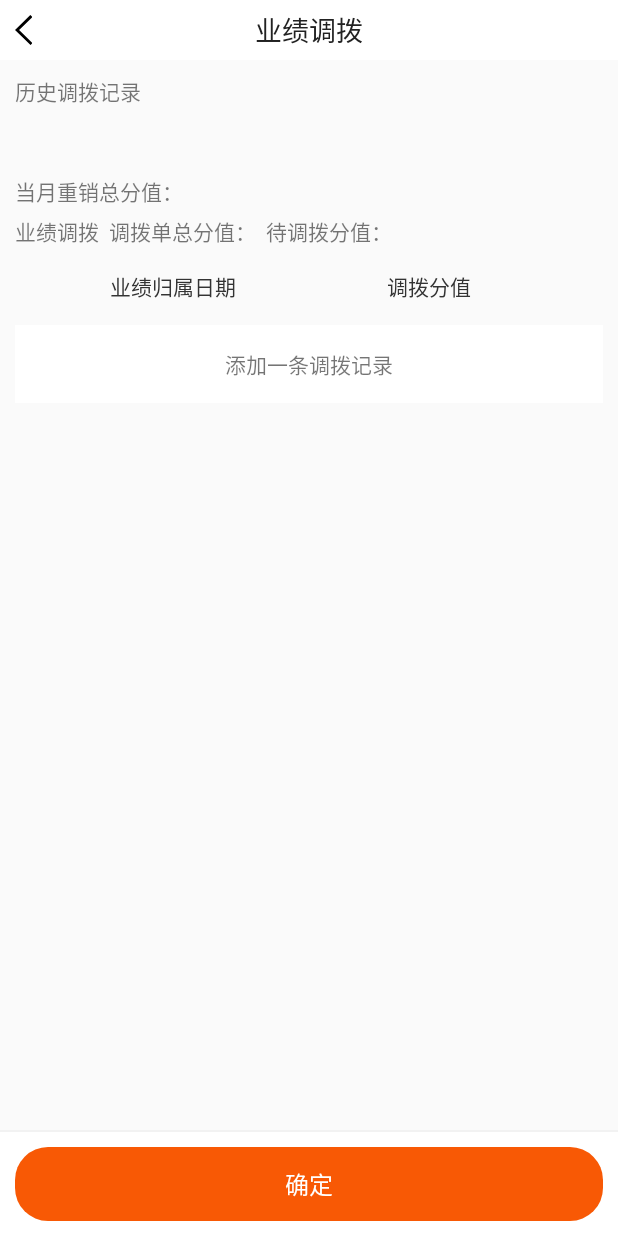
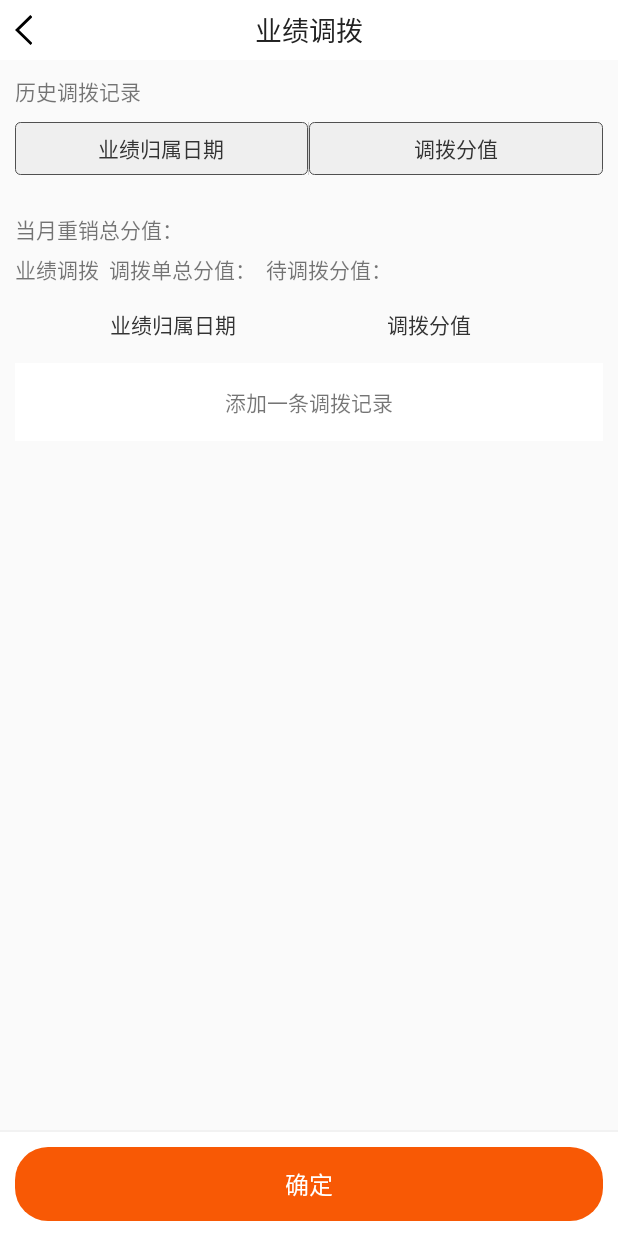
Before and after one commit to lilinkun/mt, an Android app: the layout activity_point.xml on its own in the app's theme, with its tools: preview values and no code run, on a phone screen of 412 x 824 dp. Run offline under Robolectric (Android 15) with nearby library versions, the light colour scheme and no system bars.

Commit message:
家中改

```diff
--- a/app/src/main/java/com/mingtai/mt/activity/OrderSureActivity.java
+++ b/app/src/main/java/com/mingtai/mt/activity/OrderSureActivity.java
@@ -189,6 +189,7 @@ public class OrderSureActivity extends BaseActivity implements OrderSureContract
             bundle.putString(MingtaiUtil.ORDERSN, msg);
             bundle.putString(MingtaiUtil.WHERE, "goods");
             bundle.putInt("point", Integer.valueOf(customPriceBean.getPoint()));
+            bundle.putString(MingtaiUtil.USERNAME, addressBean.getUserName());
             UiHelper.launcherForResultBundle(this, PointActivity.class, 0x0987, bundle);
         }else {
 
--- a/app/src/main/java/com/mingtai/mt/activity/PointActivity.java
+++ b/app/src/main/java/com/mingtai/mt/activity/PointActivity.java
@@ -24,6 +24,7 @@ import com.mingtai.mt.entity.TiaoboBean;
 import com.mingtai.mt.entity.TiaoboHistoryBean;
 import com.mingtai.mt.presenter.PointPresenter;
 import com.mingtai.mt.ui.XcyDatePicker;
+import com.mingtai.mt.util.Eyes;
 import com.mingtai.mt.util.MingtaiUtil;
 import com.mingtai.mt.util.UiHelper;
 
@@ -73,8 +74,8 @@ public class PointActivity extends BaseActivity implements PointContract {
     @Override
     public void initEventAndData() {
 
+        Eyes.setStatusBarWhiteColor(this, getResources().getColor(R.color.white));
         pointPresenter.onCreate(this,this);
-
 
         integral = getIntent().getBundleExtra(MingtaiUtil.TYPEID).getInt("point");
         orderSn = getIntent().getBundleExtra(MingtaiUtil.TYPEID).getString(MingtaiUtil.ORDERSN);
--- a/app/src/main/res/layout/activity_point.xml
+++ b/app/src/main/res/layout/activity_point.xml
@@ -57,12 +57,48 @@
         android:text="历史调拨记录"/>
 
 
+    <LinearLayout
+        android:layout_width="match_parent"
+        android:layout_height="35dp"
+        android:layout_marginLeft="@dimen/margin_10"
+        android:layout_marginRight="@dimen/margin_10"
+        android:orientation="horizontal">
+
+
+        <TextView
+            android:layout_width="0dp"
+            android:layout_height="match_parent"
+            android:gravity="center"
+            android:focusable="false"
+            android:layout_weight="1"
+            android:text="业绩归属日期"
+            android:textColor="@color/black_333333"
+            android:background="@drawable/edit_background"/>
+
+        <View
+            android:layout_width="0.5dp"
+            android:layout_height="match_parent"
+            android:background="@color/line"/>
+
+        <TextView
+            android:layout_width="0dp"
+            android:layout_height="match_parent"
+            android:gravity="center"
+            android:focusable="false"
+            android:text="调拨分值"
+            android:textColor="@color/black_333333"
+            android:background="@drawable/edit_background"
+            android:layout_weight="1"/>
+
+    </LinearLayout>
+
     <android.support.v7.widget.RecyclerView
         android:id="@+id/rv_tiaobo"
         android:layout_width="match_parent"
         android:layout_height="wrap_content"
-        android:background="@color/black"
-        android:layout_margin="@dimen/margin_10"
+        android:layout_marginLeft="@dimen/margin_10"
+        android:layout_marginRight="@dimen/margin_10"
+        android:layout_marginBottom="@dimen/margin_10"
         />
 
 
```
Also changed, not shown: app/src/main/java/com/mingtai/mt/adapter/PointAdapter.java (+8 -7 lines), app/src/main/res/layout/adapter_tiaobo_history.xml (+1 -10 lines).
